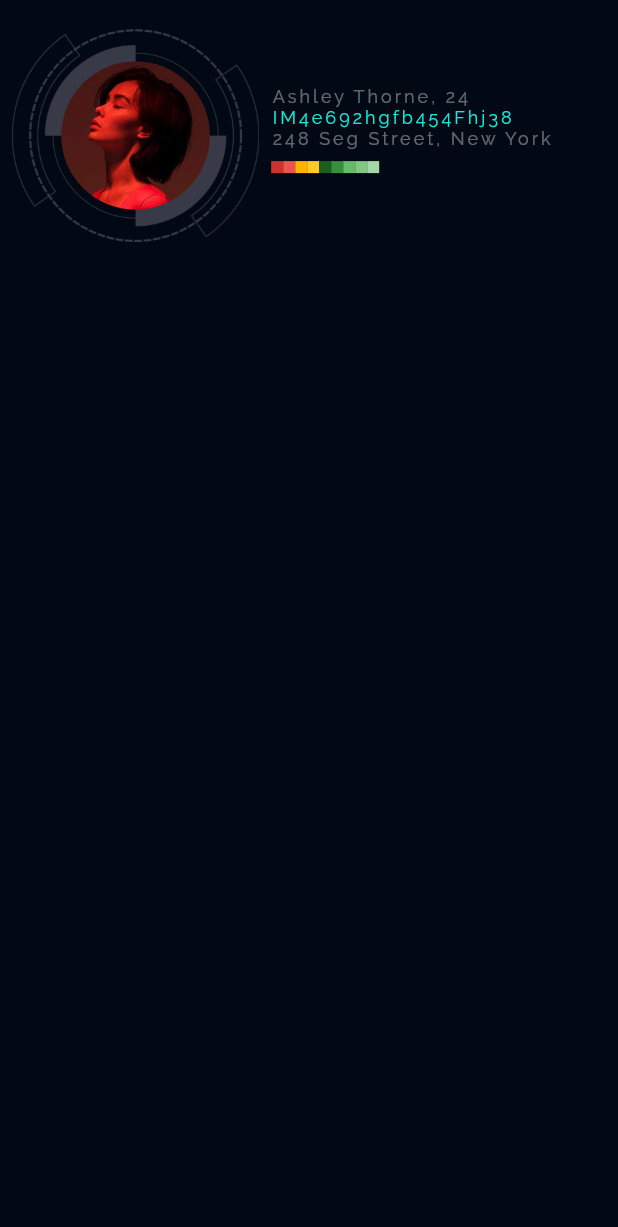
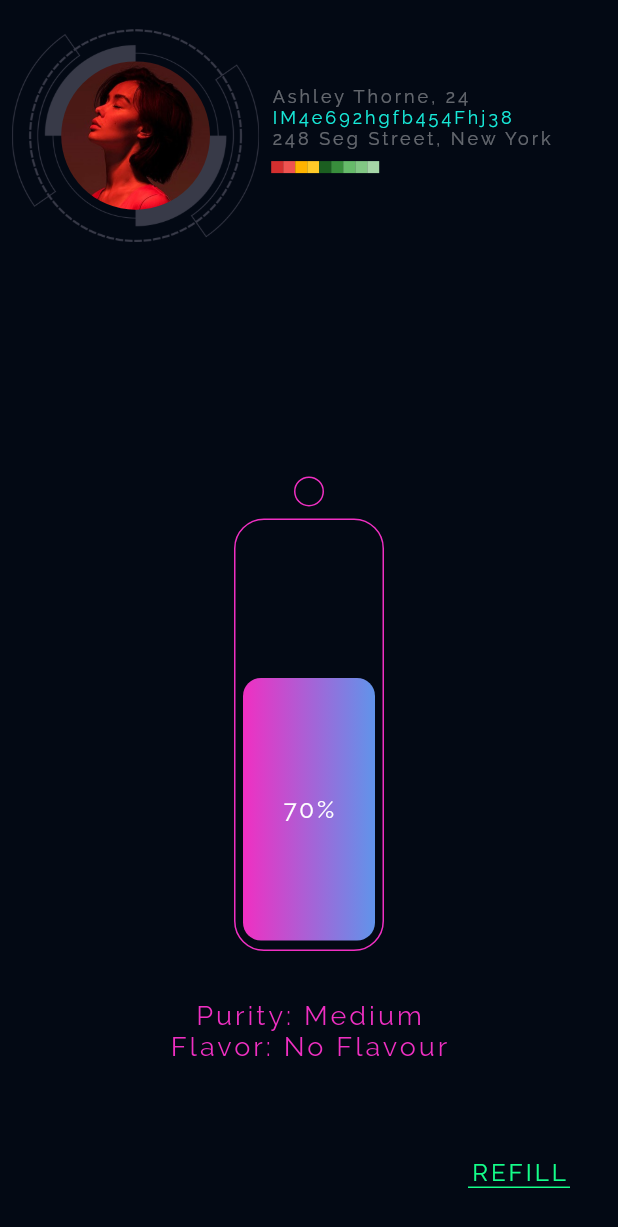
Before and after one commit to malihanan/oxygen, a Flutter app: the screen it shows after launch, on a phone screen of 412 x 824 dp. Shown: the top 1227 px of the screen. Run offline on Flutter 3.47's test engine with Material 2 defaults, Android fonts, the phone set to English and light mode, and no system bars.

Commit message:
Added Home Page

```diff
--- a/lib/global.dart
+++ b/lib/global.dart
@@ -5,3 +5,17 @@ class Profile {
   static String address = "248 Seg Street, New York";
   static String image = 'images/profile.jpg';
 }
+
+class Oxygen {
+  static List<String> qualities = ["Low", "Medium", "High"];
+  static List<String> flavours = [
+    "No Flavour",
+    "Mint",
+    "Chocolate",
+    "Strawberry"
+  ];
+
+  static int percentage = 70;
+  static int qualtiy = 1;
+  static int flavour = 0;
+}
--- a/lib/main.dart
+++ b/lib/main.dart
@@ -1,5 +1,8 @@
 import 'package:flutter/material.dart';
+import 'package:pocket_plant/global.dart';
+import 'package:pocket_plant/styles.dart';
 import 'package:pocket_plant/widgets/profile.dart';
+import 'package:pocket_plant/widgets/tank.dart';
 import 'colors.dart';
 
 void main() {
@@ -14,8 +17,63 @@ class MyApp extends StatelessWidget {
           .copyWith(scaffoldBackgroundColor: CustomColors.darkBlue),
       debugShowCheckedModeBanner: false,
       home: Scaffold(
-        body: MyProfile(),
+        body: Column(
+          mainAxisAlignment: MainAxisAlignment.spaceBetween,
+          children: [
+            MyProfile(),
+            Column(
+              children: [
+                Tank(
+                  percentage: Oxygen.percentage,
+                ),
+                Padding(
+                  padding: const EdgeInsets.all(32.0),
+                  child: Column(
+                    children: [
+                      Text(
+                        "Purity: " + Oxygen.qualities[Oxygen.qualtiy],
+                        style: CustomStyles.magentaText,
+                      ),
+                      Text(
+                        "Flavor: " + Oxygen.flavours[Oxygen.flavour],
+                        style: CustomStyles.magentaText,
+                      ),
+                    ],
+                  ),
+                ),
+                Row(
+                  mainAxisAlignment: MainAxisAlignment.end,
+                  children: [
+                    refillButton(),
+                  ],
+                ),
+              ],
+            ),
+          ],
+        ),
       ),
     );
   }
+
+  Widget refillButton() {
+    return GestureDetector(
+      child: Padding(
+        padding: const EdgeInsets.all(32.0),
+        child: Column(
+          children: [
+            Text(
+              "REFILL",
+              style: CustomStyles.refill,
+            ),
+            Container(
+              width: 68,
+              height: 1,
+              color: CustomColors.green,
+            ),
+          ],
+        ),
+      ),
+      onTap: () {},
+    );
+  }
 }
--- a/lib/styles.dart
+++ b/lib/styles.dart
@@ -16,4 +16,25 @@ class CustomStyles {
     letterSpacing: 2,
     fontSize: 12,
   );
+
+  static final TextStyle magentaText = TextStyle(
+    color: CustomColors.magenta,
+    fontFamily: 'Raleway',
+    letterSpacing: 2,
+    fontSize: 18,
+  );
+
+  static final TextStyle whiteStyle = TextStyle(
+    color: Colors.white,
+    fontFamily: 'Raleway',
+    letterSpacing: 2,
+    fontSize: 16,
+  );
+
+  static final TextStyle refill = TextStyle(
+    color: CustomColors.green,
+    fontFamily: 'Raleway',
+    letterSpacing: 2,
+    fontSize: 16,
+  );
 }
--- /dev/null
+++ b/lib/widgets/tank.dart
@@ -0,0 +1,84 @@
+import 'package:flutter/material.dart';
+import 'package:pocket_plant/colors.dart';
+import 'package:pocket_plant/global.dart';
+import 'package:pocket_plant/styles.dart';
+
+class Tank extends StatefulWidget {
+  final int percentage;
+
+  Tank({@required this.percentage});
+
+  @override
+  _TankState createState() => _TankState();
+}
+
+class _TankState extends State<Tank> {
+  double height;
+
+  @override
+  Widget build(BuildContext context) {
+    height = 2.5 * widget.percentage.toDouble();
+    double totalHeight = MediaQuery.of(context).size.height * 0.35;
+
+    return Stack(
+      children: [
+        Column(
+          children: [
+            Padding(
+              padding: const EdgeInsets.all(8.0),
+              child: Container(
+                height: 20,
+                width: 20,
+                decoration: BoxDecoration(
+                  border: Border.all(color: CustomColors.magenta),
+                  borderRadius: BorderRadius.circular(20),
+                ),
+              ),
+            ),
+            Row(
+              mainAxisAlignment: MainAxisAlignment.center,
+              children: [
+                Container(
+                  height: totalHeight,
+                  width: 100,
+                  decoration: BoxDecoration(
+                    borderRadius: BorderRadius.circular(20),
+                    border: Border.all(color: CustomColors.magenta),
+                  ),
+                ),
+              ],
+            ),
+          ],
+        ),
+        Padding(
+          padding: EdgeInsets.all(6),
+          child: Column(
+            children: [
+              Container(
+                height: totalHeight - height + 23,
+              ),
+              Container(
+                height: height,
+                width: 88,
+                decoration: BoxDecoration(
+                  borderRadius: BorderRadius.circular(12),
+                  gradient: LinearGradient(
+                    colors: [CustomColors.magenta, CustomColors.magentaShade],
+                    begin: Alignment.topLeft,
+                    end: Alignment.topRight,
+                  ),
+                ),
+                child: Center(
+                  child: Text(
+                    Oxygen.percentage.toString() + "%",
+                    style: CustomStyles.whiteStyle,
+                  ),
+                ),
+              ),
+            ],
+          ),
+        ),
+      ],
+    );
+  }
+}
```
